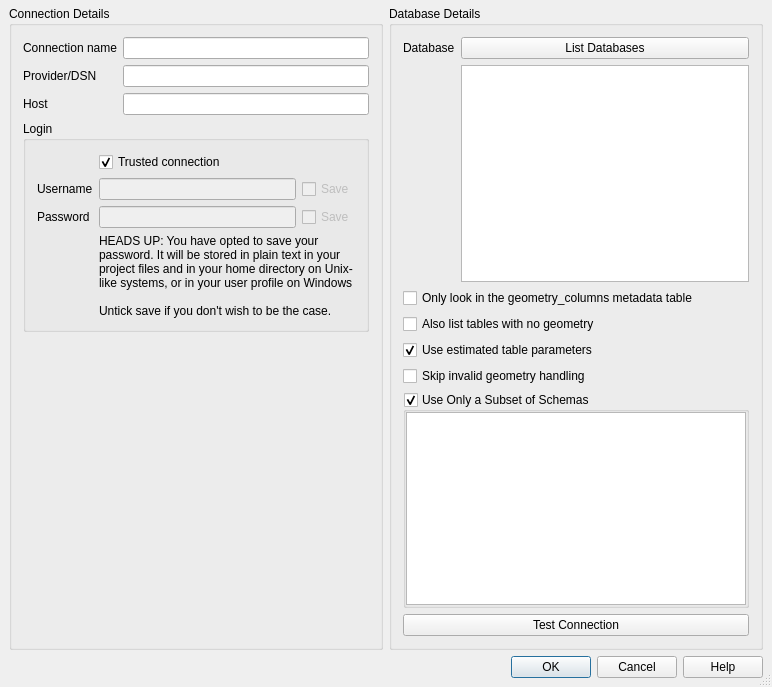
Before: the Qt Designer form src/ui/qgsmssqlnewconnectionbase.ui in qgis/QGIS, drawn with Qt 5.
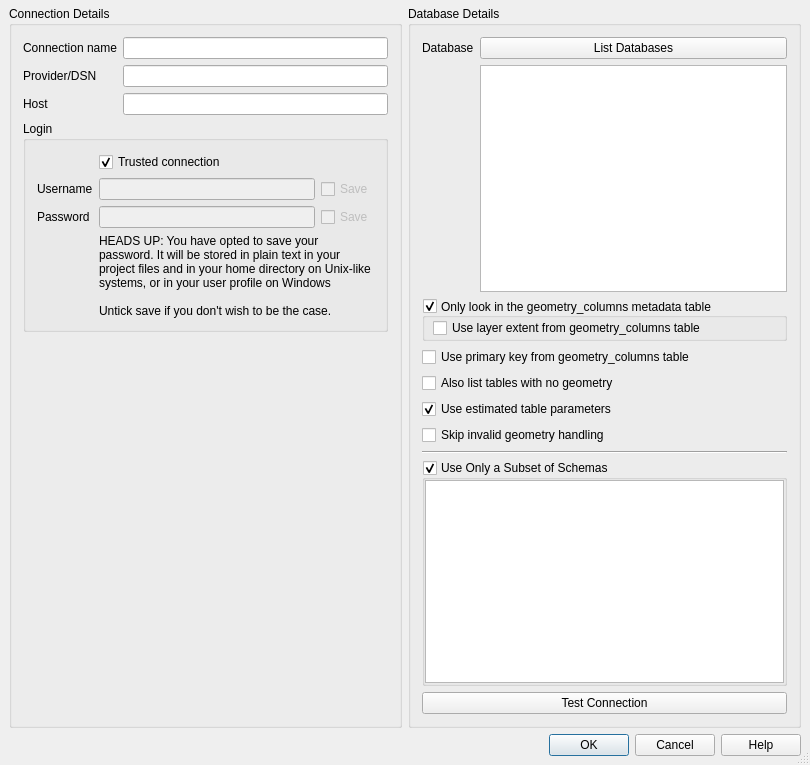
After: the same form once the commit is applied. Custom widgets are drawn as their Qt base class.

Commit message: Improve mssql loading with predefined extent/pkey

Patch:
```diff
--- a/src/ui/qgsmssqlnewconnectionbase.ui
+++ b/src/ui/qgsmssqlnewconnectionbase.ui
@@ -6,8 +6,8 @@
    <rect>
     <x>0</x>
     <y>0</y>
-    <width>772</width>
-    <height>687</height>
+    <width>810</width>
+    <height>765</height>
    </rect>
   </property>
   <property name="sizePolicy">
@@ -223,19 +223,49 @@
        <widget class="QListWidget" name="listDatabase"/>
       </item>
       <item row="2" column="0" colspan="2">
-       <widget class="QCheckBox" name="cb_geometryColumns">
-        <property name="toolTip">
-         <string>If checked, only tables which are present in the &quot;geometry_columns&quot; metadata table will be available. This speeds up table scanning, but requires users to manually manage the geometry_columns table and ensure that layers are correctly represented in the table.</string>
-        </property>
-        <property name="text">
+       <widget class="QGroupBox" name="groupBoxGeometryColumns">
+        <property name="title">
          <string>Only look in the geometry_columns metadata table</string>
         </property>
-        <property name="checked">
+        <property name="alignment">
+         <set>Qt::AlignLeading|Qt::AlignLeft|Qt::AlignVCenter</set>
+        </property>
+        <property name="flat">
          <bool>false</bool>
         </property>
+        <property name="checkable">
+         <bool>true</bool>
+        </property>
+        <property name="checked">
+         <bool>true</bool>
+        </property>
+        <layout class="QVBoxLayout" name="verticalLayout_2">
+         <property name="spacing">
+          <number>0</number>
+         </property>
+         <property name="leftMargin">
+          <number>8</number>
+         </property>
+         <property name="topMargin">
+          <number>0</number>
+         </property>
+         <property name="rightMargin">
+          <number>0</number>
+         </property>
+         <property name="bottomMargin">
+          <number>0</number>
+         </property>
+         <item>
+          <widget class="QCheckBox" name="checkBoxExtentFromGeometryColumns">
+           <property name="text">
+            <string>Use layer extent from geometry_columns table</string>
+           </property>
+          </widget>
+         </item>
+        </layout>
        </widget>
       </item>
-      <item row="3" column="0" colspan="2">
+      <item row="4" column="0" colspan="2">
        <widget class="QCheckBox" name="cb_allowGeometrylessTables">
         <property name="toolTip">
          <string>If checked, tables without a geometry column attached will also be shown in the available table lists.</string>
@@ -245,7 +275,7 @@
         </property>
        </widget>
       </item>
-      <item row="4" column="0" colspan="2">
+      <item row="5" column="0" colspan="2">
        <widget class="QCheckBox" name="cb_useEstimatedMetadata">
         <property name="toolTip">
          <string>If checked, only estimated table metadata will be used. This avoids a slow table scan, but may result in incorrect layer properties such as layer extent.</string>
@@ -258,7 +288,7 @@
         </property>
        </widget>
       </item>
-      <item row="5" column="0" colspan="2">
+      <item row="6" column="0" colspan="2">
        <widget class="QCheckBox" name="mCheckNoInvalidGeometryHandling">
         <property name="toolTip">
          <string>If checked, all handling of records with invalid geometry will be disabled. This speeds up the provider, however, if any invalid geometries are present in a table then the result is unpredictable and may include missing records. Only check this option if you are certain that all geometries present in the database are valid, and any newly added geometries or tables will also be valid.</string>
@@ -271,7 +301,20 @@
         </property>
        </widget>
       </item>
-      <item row="7" column="0" colspan="2">
+      <item row="8" column="0" colspan="2">
+       <widget class="Line" name="line">
+        <property name="minimumSize">
+         <size>
+          <width>0</width>
+          <height>0</height>
+         </size>
+        </property>
+        <property name="orientation">
+         <enum>Qt::Horizontal</enum>
+        </property>
+       </widget>
+      </item>
+      <item row="9" column="0" colspan="2">
        <widget class="QgsCollapsibleGroupBoxBasic" name="groupBoxSchemasFilter">
         <property name="title">
          <string>Use Only a Subset of Schemas</string>
@@ -304,13 +347,20 @@
         </layout>
        </widget>
       </item>
-      <item row="8" column="0" colspan="2">
+      <item row="10" column="0" colspan="2">
        <widget class="QPushButton" name="btnConnect">
         <property name="text">
          <string>Test Connection</string>
         </property>
        </widget>
       </item>
+      <item row="3" column="0" colspan="2">
+       <widget class="QCheckBox" name="checkBoxPKFromGeometryColumns">
+        <property name="text">
+         <string>Use primary key from geometry_columns table</string>
+        </property>
+       </widget>
+      </item>
      </layout>
     </widget>
    </item>
```
Left out of the diff: 1 changed line with no effect on the pictures. The commit also changes 11 other files.
